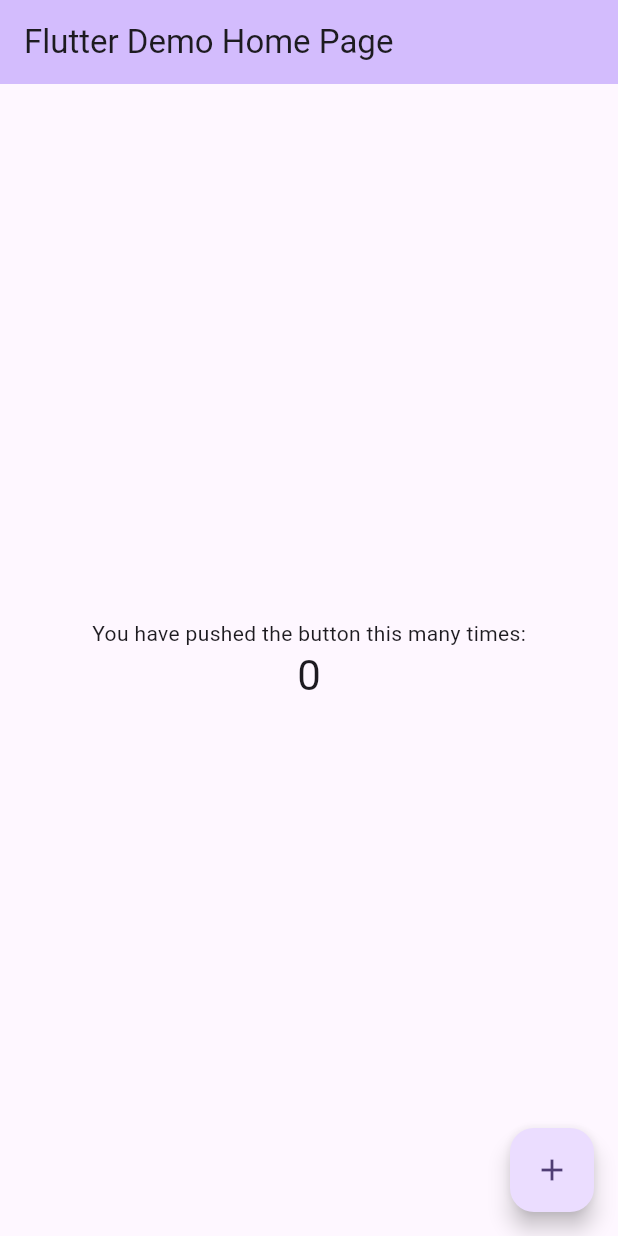
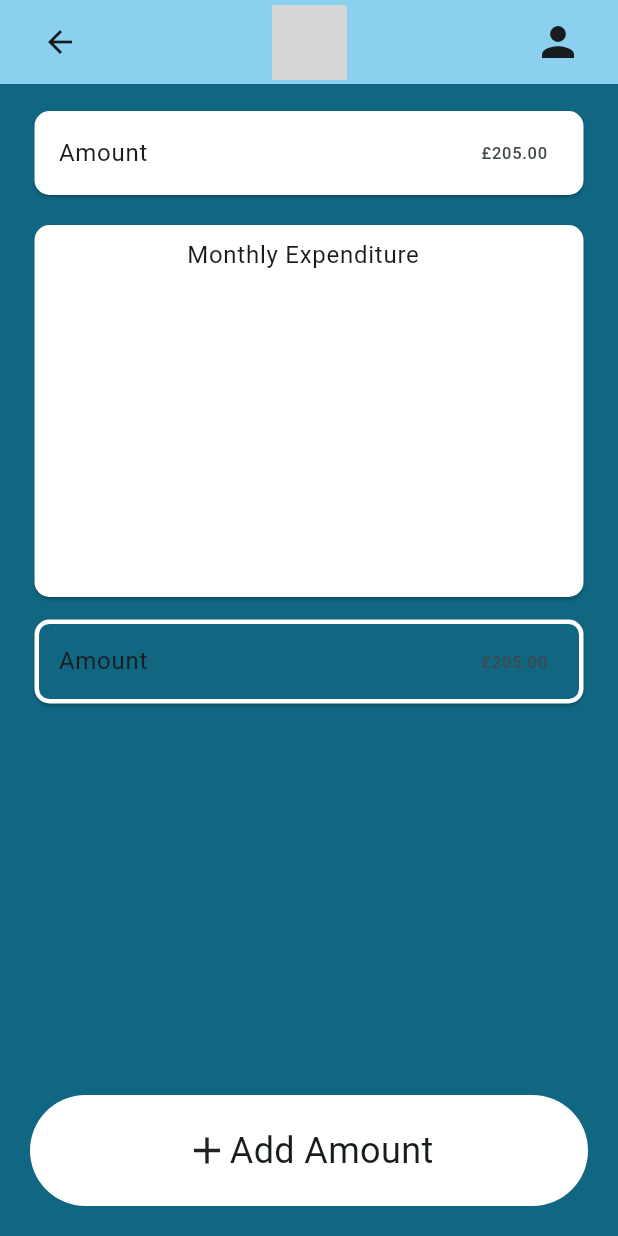
Before and after one commit to b-a-hanley/Dosh, a Flutter app: the screen it shows after launch, on a phone screen of 412 x 824 dp. Run offline on Flutter 3.47's test engine with Material 3 defaults, Android fonts, the phone set to English and light mode, and no system bars; grey boxes are pictures that could not be loaded.

Commit message:
homepage init

```diff
--- /dev/null
+++ b/dosh_pot/lib/components/my_app_bar.dart
@@ -0,0 +1,39 @@
+import 'package:flutter/material.dart';
+
+import '../pages/home_page.dart';
+
+class MyAppBar extends AppBar {
+  final String name;
+  final BuildContext context;
+
+  MyAppBar(this.context, {
+    super.key,
+    required this.name,
+  }) : super(
+      automaticallyImplyLeading: false,
+      backgroundColor: Theme.of(context).colorScheme.inversePrimary,
+      title: Row(
+        mainAxisAlignment: MainAxisAlignment.spaceBetween,
+        children: <Widget>[
+          BackButton(onPressed: () {Navigator.pop(context);}),
+          GestureDetector(
+            child: Row(
+              children: [
+                Image.asset("assets/images/doshpot.png", height: 50),
+              ],
+            ),
+            onTap: () {
+              Navigator.push(
+                context,
+                MaterialPageRoute(builder: (context) => HomePage()),
+              );
+            }
+          ),
+          IconButton(
+            icon: Icon(Icons.person, size: 32),
+            onPressed: () {},
+          )
+        ],
+      ),
+    );
+}
--- /dev/null
+++ b/dosh_pot/lib/components/my_button.dart
@@ -0,0 +1,46 @@
+import 'package:flutter/material.dart';
+
+class MyButton extends StatelessWidget {
+  final String name;
+  final IconData? icon;
+  final GestureTapCallback? onPressed;
+  final Color? colour;
+
+  // Constructor
+  const MyButton({
+    super.key,
+    required this.name,
+    this.icon,
+    this.onPressed,
+    this.colour,
+  });
+
+  @override
+  Widget build(BuildContext context) {
+    return GestureDetector(
+      onTap: onPressed,
+      child: Container(
+        margin: EdgeInsets.all(20),
+        padding: const EdgeInsets.all(20),
+        decoration: BoxDecoration(
+          color: colour ?? Theme.of(context).colorScheme.secondary,
+          borderRadius: BorderRadius.circular(50),
+        ),
+        child: Row(
+          mainAxisAlignment: MainAxisAlignment.center,
+          children: [
+          Icon(
+            icon,
+            size: 30,
+          ),
+          Text(
+            name,
+            style: TextStyle(
+              fontSize: 24.0,
+            ),
+          ),
+        ]),
+      ),
+    );
+  }
+}
--- a/dosh_pot/lib/main.dart
+++ b/dosh_pot/lib/main.dart
@@ -1,125 +1,23 @@
 import 'package:flutter/material.dart';
 
+import 'pages/home_page.dart';
+
 void main() {
-  runApp(const MyApp());
+  runApp(const DoshPot());
 }
 
-class MyApp extends StatelessWidget {
-  const MyApp({super.key});
+class DoshPot extends StatelessWidget {
+  const DoshPot({super.key});
 
-  // This widget is the root of your application.
   @override
   Widget build(BuildContext context) {
     return MaterialApp(
-      title: 'Flutter Demo',
+      title: 'DoshPot',
       theme: ThemeData(
-        // This is the theme of your application.
-        //
-        // TRY THIS: Try running your application with "flutter run". You'll see
-        // the application has a purple toolbar. Then, without quitting the app,
-        // try changing the seedColor in the colorScheme below to Colors.green
-        // and then invoke "hot reload" (save your changes or press the "hot
-        // reload" button in a Flutter-supported IDE, or press "r" if you used
-        // the command line to start the app).
-        //
-        // Notice that the counter didn't reset back to zero; the application
-        // state is not lost during the reload. To reset the state, use hot
-        // restart instead.
-        //
-        // This works for code too, not just values: Most code changes can be
-        // tested with just a hot reload.
-        colorScheme: ColorScheme.fromSeed(seedColor: Colors.deepPurple),
+        colorScheme: ColorScheme.fromSeed(seedColor: Colors.blueGrey),
         useMaterial3: true,
       ),
-      home: const MyHomePage(title: 'Flutter Demo Home Page'),
+      home: const HomePage(),
     );
   }
 }
-
-class MyHomePage extends StatefulWidget {
-  const MyHomePage({super.key, required this.title});
-
-  // This widget is the home page of your application. It is stateful, meaning
-  // that it has a State object (defined below) that contains fields that affect
-  // how it looks.
-
-  // This class is the configuration for the state. It holds the values (in this
-  // case the title) provided by the parent (in this case the App widget) and
-  // used by the build method of the State. Fields in a Widget subclass are
-  // always marked "final".
-
-  final String title;
-
-  @override
-  State<MyHomePage> createState() => _MyHomePageState();
-}
-
-class _MyHomePageState extends State<MyHomePage> {
-  int _counter = 0;
-
-  void _incrementCounter() {
-    setState(() {
-      // This call to setState tells the Flutter framework that something has
-      // changed in this State, which causes it to rerun the build method below
-      // so that the display can reflect the updated values. If we changed
-      // _counter without calling setState(), then the build method would not be
-      // called again, and so nothing would appear to happen.
-      _counter++;
-    });
-  }
-
-  @override
-  Widget build(BuildContext context) {
-    // This method is rerun every time setState is called, for instance as done
-    // by the _incrementCounter method above.
-    //
-    // The Flutter framework has been optimized to make rerunning build methods
-    // fast, so that you can just rebuild anything that needs updating rather
-    // than having to individually change instances of widgets.
-    return Scaffold(
-      appBar: AppBar(
-        // TRY THIS: Try changing the color here to a specific color (to
-        // Colors.amber, perhaps?) and trigger a hot reload to see the AppBar
-        // change color while the other colors stay the same.
-        backgroundColor: Theme.of(context).colorScheme.inversePrimary,
-        // Here we take the value from the MyHomePage object that was created by
-        // the App.build method, and use it to set our appbar title.
-        title: Text(widget.title),
-      ),
-      body: Center(
-        // Center is a layout widget. It takes a single child and positions it
-        // in the middle of the parent.
-        child: Column(
-          // Column is also a layout widget. It takes a list of children and
-          // arranges them vertically. By default, it sizes itself to fit its
-          // children horizontally, and tries to be as tall as its parent.
-          //
-          // Column has various properties to control how it sizes itself and
-          // how it positions its children. Here we use mainAxisAlignment to
-          // center the children vertically; the main axis here is the vertical
-          // axis because Columns are vertical (the cross axis would be
-          // horizontal).
-          //
-          // TRY THIS: Invoke "debug painting" (choose the "Toggle Debug Paint"
-          // action in the IDE, or press "p" in the console), to see the
-          // wireframe for each widget.
-          mainAxisAlignment: MainAxisAlignment.center,
-          children: <Widget>[
-            const Text(
-              'You have pushed the button this many times:',
-            ),
-            Text(
-              '$_counter',
-              style: Theme.of(context).textTheme.headlineMedium,
-            ),
-          ],
-        ),
-      ),
-      floatingActionButton: FloatingActionButton(
-        onPressed: _incrementCounter,
-        tooltip: 'Increment',
-        child: const Icon(Icons.add),
-      ), // This trailing comma makes auto-formatting nicer for build methods.
-    );
-  }
-}
--- /dev/null
+++ b/dosh_pot/lib/pages/home_page.dart
@@ -0,0 +1,91 @@
+import 'package:flutter/material.dart';
+import '../components/my_app_bar.dart';
+import '../components/my_button.dart';
+
+class HomePage extends StatefulWidget {
+  const HomePage({super.key});
+
+  @override
+  State<HomePage> createState() => _HomePageState();
+}
+
+class _HomePageState extends State<HomePage> {
+  @override
+  Widget build(BuildContext context) {
+    return Scaffold(
+      backgroundColor: Theme.of(context).colorScheme.primary,
+      appBar: MyAppBar(name: "AnchoredMind", context),
+      body: Column(
+        children: [
+
+          Expanded(
+            child: ListView(
+              padding: const EdgeInsets.all(8),
+              children: <Widget>[
+                Card(
+                    color: Theme.of(context).colorScheme.onSecondary,
+                    margin:
+                    EdgeInsets.symmetric(horizontal: 15, vertical: 10),
+                    shape: RoundedRectangleBorder(
+                      borderRadius: BorderRadius.circular(10),
+                    ),
+                    child: ListTile(
+                      title: Text("Amount"),
+                      trailing: Text("£205.00"),
+                      onTap: () {},
+                    )
+                ),
+                Card(
+                    color: Theme.of(context).colorScheme.onSecondary,
+                    margin:
+                    EdgeInsets.symmetric(horizontal: 15, vertical: 10),
+                    shape: RoundedRectangleBorder(
+                      borderRadius: BorderRadius.circular(10),
+                    ),
+                    child: ListTile(
+                      title: Column(
+                        children: [
+                          Text("Monthly Expenditure"),
+                          Padding(padding: EdgeInsets.all(100)),
+                          Card(
+                             shape: RoundedRectangleBorder(
+                              borderRadius: BorderRadius.circular(25),
+                            ),
+                          )
+                        ],
+                      ),
+                      onTap: () {},
+                    )
+                ),
+                Card(
+                    color: Theme.of(context).colorScheme.primary,
+                    margin: EdgeInsets.symmetric(horizontal: 15, vertical: 5),
+                    shape: RoundedRectangleBorder(
+                      side: BorderSide(
+                        color: Colors.white, // Outline color
+                        width: 3,          // Outline width
+                      ),
+                      borderRadius: BorderRadius.circular(10),
+                    ),
+                    child: ListTile(
+                      title: Text("Amount"),
+                      trailing: Text("£205.00"),
+                      onTap: () {},
+                    )
+                ),
+              ],
+            )
+          ),
+          MyButton(
+            name: "Add Amount",
+            icon: Icons.add,
+            colour: Colors.white,
+            onPressed: () {},
+          ),
+        ],
+      )
+
+
+    );
+  }
+}
```
Also changed, not shown: 1 other file.
